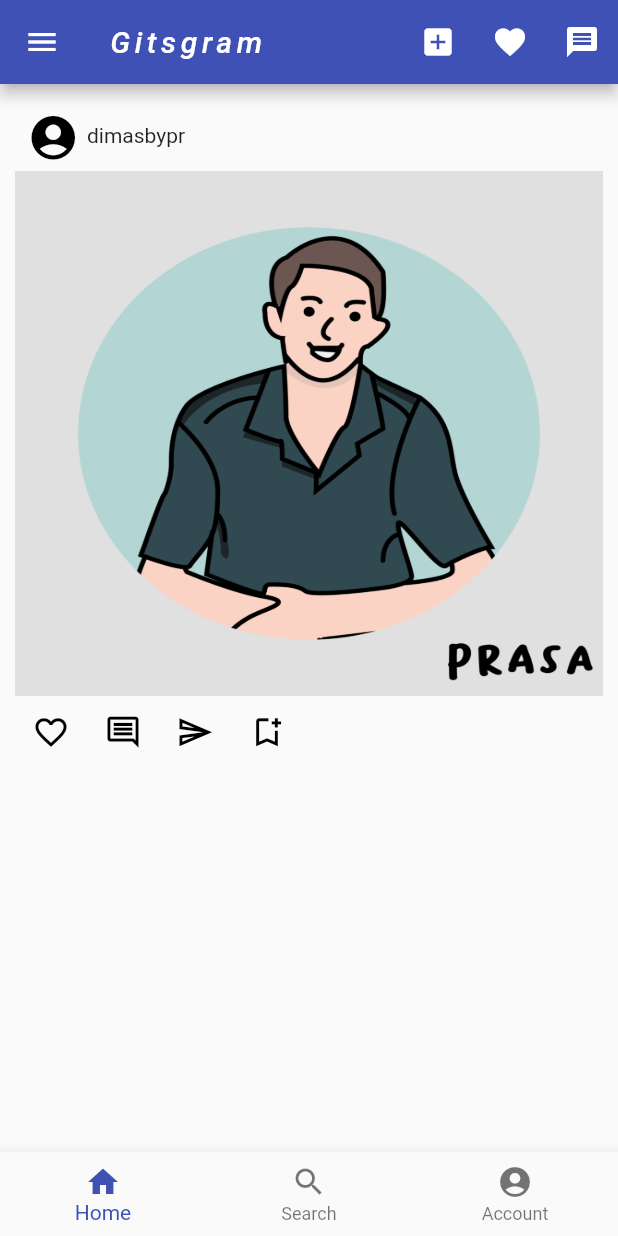
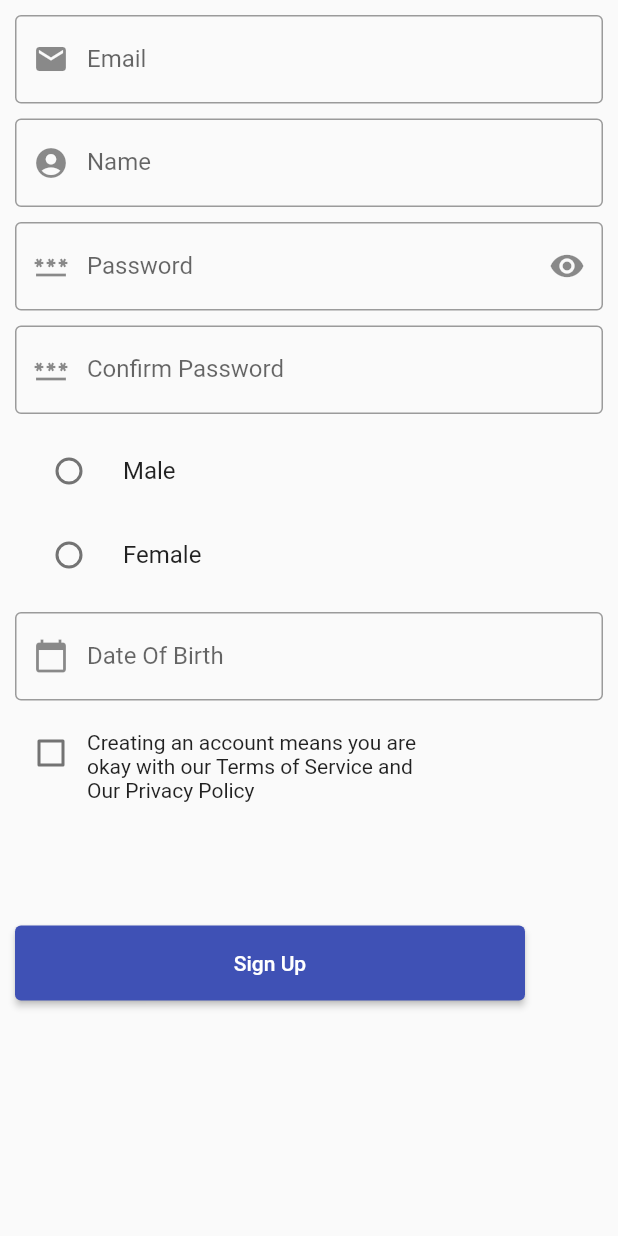
Before and after one commit to przt/flutter, a Flutter app: the screen it shows after launch, on a phone screen of 412 x 824 dp. Run offline on Flutter 3.47's test engine with Material 2 defaults, Android fonts, the phone set to English and light mode, and no system bars.

Commit message:
add Form Input
Form input & Show Dialog tugas 3

```diff
--- /dev/null
+++ b/flutter_basic/lib/form_regist.dart
@@ -0,0 +1,209 @@
+import 'package:flutter/material.dart';
+import 'package:flutter/services.dart';
+
+enum Gender {
+  male,
+  female,
+}
+
+class FormRegistration extends StatefulWidget {
+  const FormRegistration({Key? key}) : super(key: key);
+
+  @override
+  _FormRegistrationState createState() => _FormRegistrationState();
+}
+
+class _FormRegistrationState extends State<FormRegistration> {
+  TextEditingController _controllerEmail = TextEditingController();
+  TextEditingController _controllerName = TextEditingController();
+  TextEditingController _controllerPassword = TextEditingController();
+  TextEditingController _controllerConfirmPassword = TextEditingController();
+  TextEditingController _controllerDate = TextEditingController();
+
+  Gender? _gender;
+
+  bool _checkBoxAgreement = false;
+
+  @override
+  Widget build(BuildContext context) {
+    return Scaffold(
+      body: ListView(
+        padding: EdgeInsets.all(10.0),
+        children: <Widget>[
+          TextField(
+            controller: _controllerEmail,
+            decoration: InputDecoration(
+              prefixIcon: Icon(Icons.email),
+              labelText: 'Email',
+              border: OutlineInputBorder(
+                borderSide: BorderSide(width: 5.0),
+              ),
+            ),
+          ),
+          SizedBox(
+            height: 10.0,
+          ),
+          TextField(
+            controller: _controllerName,
+            decoration: InputDecoration(
+              prefixIcon: Icon(Icons.account_circle_rounded),
+              labelText: 'Name',
+              border: OutlineInputBorder(
+                borderSide: BorderSide(width: 5.0),
+              ),
+            ),
+          ),
+          SizedBox(
+            height: 10.0,
+          ),
+          TextField(
+            controller: _controllerPassword,
+            decoration: InputDecoration(
+              prefixIcon: Icon(Icons.password),
+              suffixIcon: Icon(Icons.remove_red_eye),
+              labelText: 'Password',
+              border: OutlineInputBorder(
+                borderSide: BorderSide(width: 5.0),
+              ),
+            ),
+          ),
+          SizedBox(
+            height: 10.0,
+          ),
+          TextField(
+            controller: _controllerConfirmPassword,
+            decoration: InputDecoration(
+              prefixIcon: Icon(Icons.password),
+              labelText: 'Confirm Password',
+              border: OutlineInputBorder(
+                borderSide: BorderSide(width: 5.0),
+              ),
+            ),
+          ),
+          SizedBox(
+            height: 10.0,
+          ),
+          RadioListTile(
+            title: Text('Male'),
+            value: Gender.male,
+            groupValue: _gender,
+            onChanged: (Gender? value) {
+              _gender = value;
+              setState(() {});
+            },
+          ),
+          RadioListTile(
+            title: Text('Female'),
+            value: Gender.female,
+            groupValue: _gender,
+            onChanged: (Gender? value) {
+              _gender = value;
+              setState(() {});
+            },
+          ),
+          SizedBox(
+            height: 10.0,
+          ),
+          TextField(
+            controller: _controllerDate,
+            readOnly: true,
+            decoration: InputDecoration(
+              prefixIcon: Icon(Icons.calendar_today),
+              labelText: 'Date Of Birth',
+              border: OutlineInputBorder(
+                borderSide: BorderSide(width: 5.0),
+              ),
+            ),
+            onTap: () async {
+              DateTime? dateA = await showDatePicker(
+                context: context,
+                initialDate: DateTime.now(),
+                firstDate: DateTime(2020),
+                lastDate: DateTime(2030),
+              );
+              if (dateA == null) return;
+              String text =
+                  '${dateA.year}-${format(dateA.month)}-${format(dateA.day)}';
+              _controllerDate.text = text;
+            },
+          ),
+          Row(
+            children: [
+              Column(
+                children: [
+                  Checkbox(
+                      value: _checkBoxAgreement,
+                      onChanged: (bool? value) {
+                        _checkBoxAgreement = value ?? false;
+                        setState(() {});
+                      }),
+                ],
+              ),
+              Column(
+                children: [
+                  Padding(padding: EdgeInsets.all(10)),
+                  SizedBox(
+                    width: 220,
+                    height: 50,
+                    child: Text(
+                      'Creating an account means you are okay with our Terms of Service and Our Privacy Policy',
+                      textAlign: TextAlign.left,
+                      maxLines: 3,
+                      overflow: TextOverflow.ellipsis,
+                      softWrap: false,
+                    ),
+                  )
+                ],
+              ),
+            ],
+          ),
+          Row(
+            children: [
+              Column(
+                children: [
+                  Padding(padding: EdgeInsets.all(40.0)),
+                  SizedBox(
+                    width: 340,
+                    height: 50,
+                    child: ElevatedButton(
+                      onPressed: () {
+                        showDialog(
+                          context: context,
+                          builder: (BuildContext context) {
+                            return Dialog(
+                              child: Padding(
+                                padding: const EdgeInsets.all(8.0),
+                                child: SizedBox(
+                                  child: Row(
+                                    children: [
+                                      Text(_controllerEmail.text),
+                                      Text(_controllerName.text),
+                                      Text(_controllerPassword.text),
+                                      Text(_controllerConfirmPassword.text),
+                                      Text(_controllerDate.text),
+                                      Text(_gender.toString()),
+                                    ],
+                                  ),
+                                ),
+                              ),
+                            );
+                          },
+                        );
+                      },
+                      child: Text('Sign Up'),
+                    ),
+                  )
+                ],
+              )
+            ],
+          ),
+        ],
+      ),
+    );
+  }
+}
+
+String format(int number) {
+  if (number < 10) return '0$number';
+  return '$number';
+}
--- a/flutter_basic/lib/main.dart
+++ b/flutter_basic/lib/main.dart
@@ -1,5 +1,5 @@
 import 'package:flutter/material.dart';
-import 'package:flutter_basic/halaman_profil.dart';
+import 'package:flutter_basic/form_regist.dart';
 
 void main() {
   runApp(MyApp());
@@ -11,7 +11,7 @@ class MyApp extends StatelessWidget {
     return MaterialApp(
       title: 'Flutter Demo',
       theme: ThemeData(primarySwatch: Colors.indigo),
-      home: MenuProfile(),
+      home: FormRegistration(),
     );
   }
 }
```
